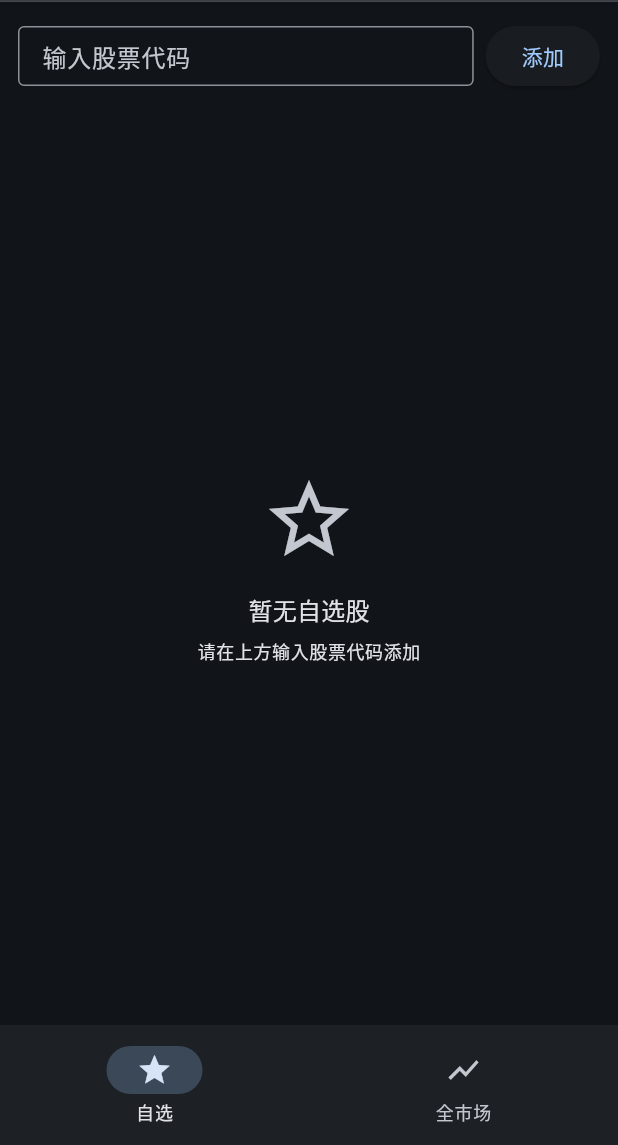
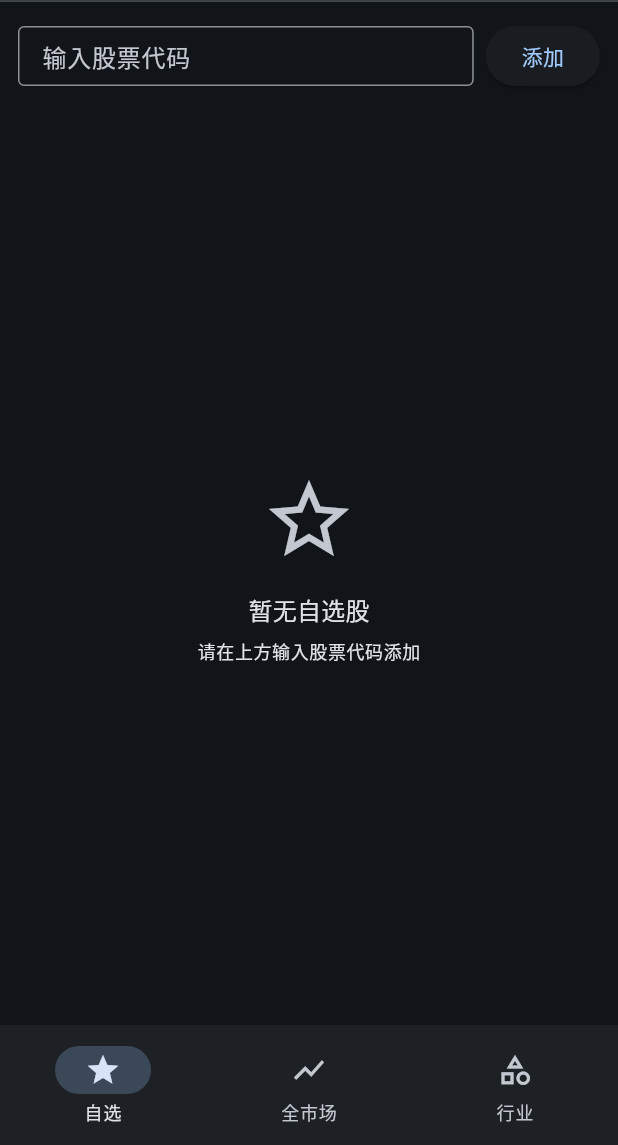
Before and after one commit to angkec/flutter-stock-tracker, a Flutter app: the screen it shows after launch, on a phone screen of 412 x 824 dp, the part 91-1236 px from its top. Run offline on Flutter 3.47's test engine with Material 3 defaults, Android fonts, the phone set to English and light mode, and no system bars; our stand-ins replace shared_preferences; missing offline and left inert: fast_gbk.

Commit message:
feat: add industry tab to MainScreen
Co-Authored-By: Claude Opus 4.5 <noreply@anthropic.com>

```diff
--- a/lib/screens/main_screen.dart
+++ b/lib/screens/main_screen.dart
@@ -2,6 +2,7 @@
 import 'package:flutter/material.dart';
 import 'package:stock_rtwatcher/screens/watchlist_screen.dart';
 import 'package:stock_rtwatcher/screens/market_screen.dart';
+import 'package:stock_rtwatcher/screens/industry_screen.dart';
 
 class MainScreen extends StatefulWidget {
   const MainScreen({super.key});
@@ -31,6 +32,7 @@ class _MainScreenState extends State<MainScreen> {
     _screens = [
       WatchlistScreen(onIndustryTap: _goToMarketAndSearchIndustry),
       MarketScreen(key: _marketScreenKey),
+      IndustryScreen(onIndustryTap: _goToMarketAndSearchIndustry),
     ];
   }
 
@@ -59,6 +61,11 @@ class _MainScreenState extends State<MainScreen> {
             selectedIcon: Icon(Icons.show_chart),
             label: '全市场',
           ),
+          NavigationDestination(
+            icon: Icon(Icons.category_outlined),
+            selectedIcon: Icon(Icons.category),
+            label: '行业',
+          ),
         ],
       ),
     );
```
